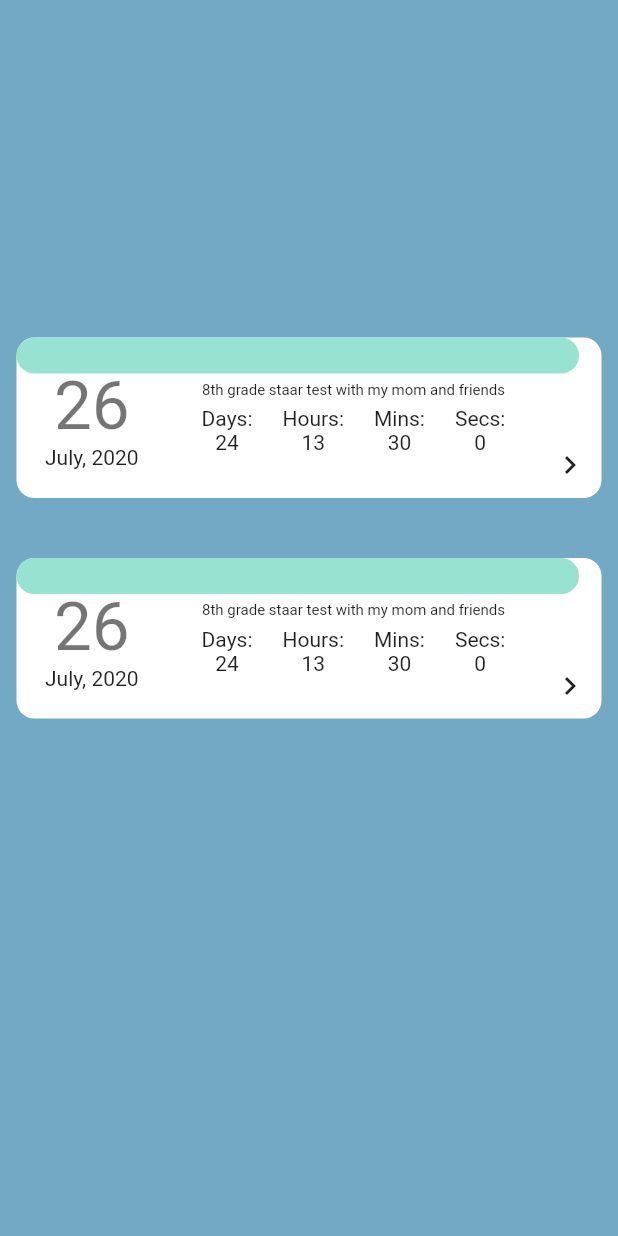
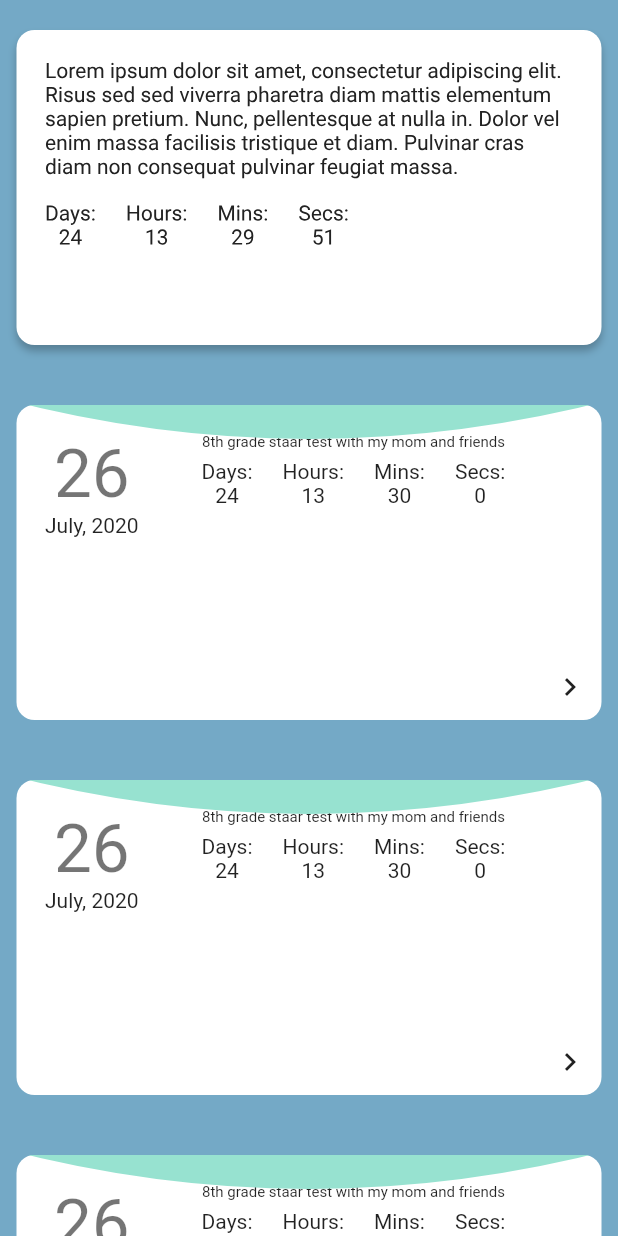
Before and after one commit to fastfists/RatioCalendar, a Flutter app: the screen it shows after launch, after a tap on "26", on a phone screen of 412 x 824 dp. Run offline on Flutter 3.47's test engine with Material 2 defaults, Android fonts, the light colour scheme and no system bars; missing offline and left inert: timer_builder; accounts and stored records are empty.

Commit message:
Got flipping to work. and the blue thinggy on top
Co-authored-by: Crescends <edithoyu@gmail.com>

```diff
--- /dev/null
+++ b/lib/clips.dart
@@ -0,0 +1,27 @@
+import 'package:flutter/material.dart';
+
+
+class SemiCircleClipper extends CustomClipper<Path> {
+
+  @override
+  Path getClip(Size size) {
+    Path path = Path();
+
+    var height = 2*size.height/3;
+    var startingHeight = size.height*.22;
+
+    path.moveTo(0, 0);
+
+    path.lineTo(0, startingHeight);
+    // path.cubicTo(size.width/4, height, 3*size.width/4, height, size.width, 0);
+    path.quadraticBezierTo(size.width/2, height*1.5, size.width, startingHeight);
+    path.lineTo(0,startingHeight);
+
+    return path;
+  }
+
+  @override
+  bool shouldReclip(oldClipper) => false;
+
+
+}
--- a/lib/screens/Calendar.dart
+++ b/lib/screens/Calendar.dart
@@ -1,6 +1,7 @@
 import 'dart:async';
 import 'dart:math';
 
+import 'package:RatioCalendar/clips.dart';
 import 'package:RatioCalendar/models/event.dart';
 import 'package:flutter/material.dart';
 import 'package:intl/intl.dart';
@@ -34,7 +35,7 @@ class _CalendarPageState extends State<CalendarPage> {
               color: Color.fromRGBO(11, 105, 157, .56),
             ),
             child: ListView.builder(
-              itemCount: 3,
+              itemCount: 10,
               itemBuilder: (context, idx) {
                 return EventDetails(event: event);
               }
@@ -63,7 +64,7 @@ class _EventDetailsState extends State<EventDetails>
   void initState() {
     _controller = new AnimationController(
       vsync: this,
-      duration: Duration(seconds: 1),
+      duration: Duration(milliseconds: 500),
     );
     _controller.addStatusListener((status) {
       print(status);
@@ -83,24 +84,28 @@ class _EventDetailsState extends State<EventDetails>
 
   @override
   Widget build(BuildContext context) {
-    var side = (flipped)? backSide(context): frontSide(context);
     return AnimatedBuilder(
       animation: _controller,
-      child: side,
       builder: (context, child) {
+        var side = (_controller.value > 0.5)? backSide(context): frontSide(context);
         return Transform(
+            alignment: FractionalOffset.center,
             transform: Matrix4.identity()
               ..setEntry(3, 2, 0.002)
-                  ..rotateY(pi*_controller.value),
+              ..rotateX(pi*_controller.value),
               child: GestureDetector(
                 onTap: (){
                   if (flipped) {
                     _controller.reverse();
-                      }else {
+                  } else {
                     _controller.forward();
                   }
                 },
-                    child: child,
+                child: Container(
+                  width: 500,
+                  height: 250,
+                  child: side
+                  ),
               )
         );
       }
@@ -109,7 +114,12 @@ class _EventDetailsState extends State<EventDetails>
 
   @override
   Widget backSide(BuildContext context) {
-    return Container(
+    return Transform(
+      transform: Matrix4.identity()
+        ..setEntry(3, 2, 0.002)
+        ..rotateX(pi),
+      alignment: FractionalOffset.center,
+        child: Container(
           decoration: BoxDecoration(
             color: Colors.white,
             borderRadius: BorderRadius.circular(12),
@@ -130,6 +140,7 @@ class _EventDetailsState extends State<EventDetails>
               Center(child: CounterWidget(date: widget.event.date,))
 
             ]
+        ),
       ),
     );
   }
@@ -175,14 +186,17 @@ class _EventDetailsState extends State<EventDetails>
         Positioned(
           top: 0,
           left: 0,
+          right: 0,
+          child: ClipPath(
+            clipper: SemiCircleClipper(),
             child: Container(
               decoration: BoxDecoration(
                 color: Color(0xFF97E2D0),
-              borderRadius: BorderRadius.circular(12),
               ),
               margin: EdgeInsets.symmetric(horizontal: 11,vertical: 20),
-            width: 375,
-            height: 24,
+              width: double.infinity,
+              height: 30,
+            ),
           )
         ),
       ],
```
Also changed, not shown: 2 other files. Lines whose indentation alone changed are shown as unchanged.
